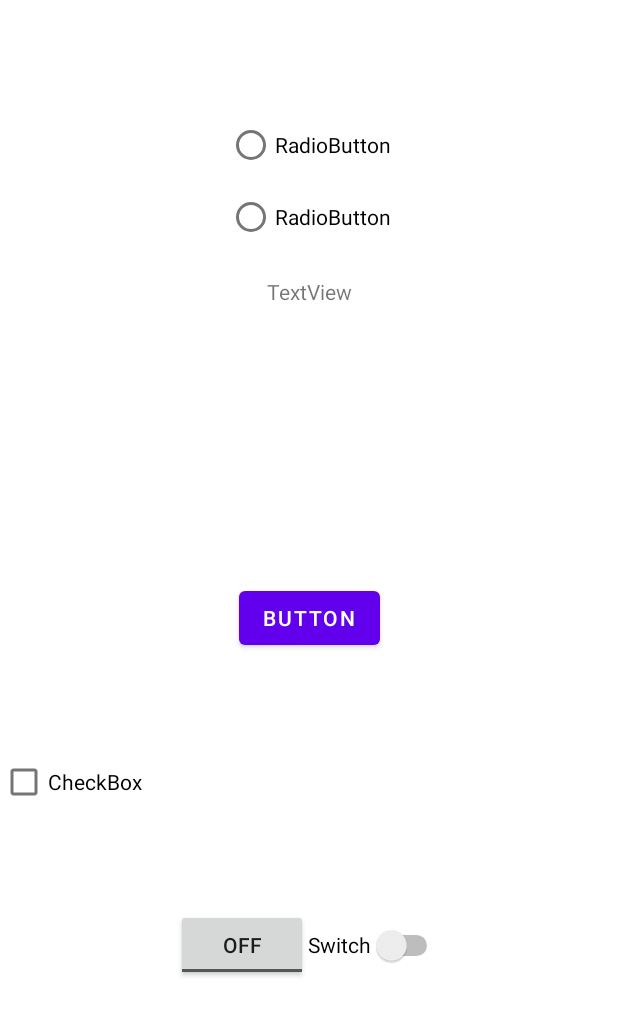
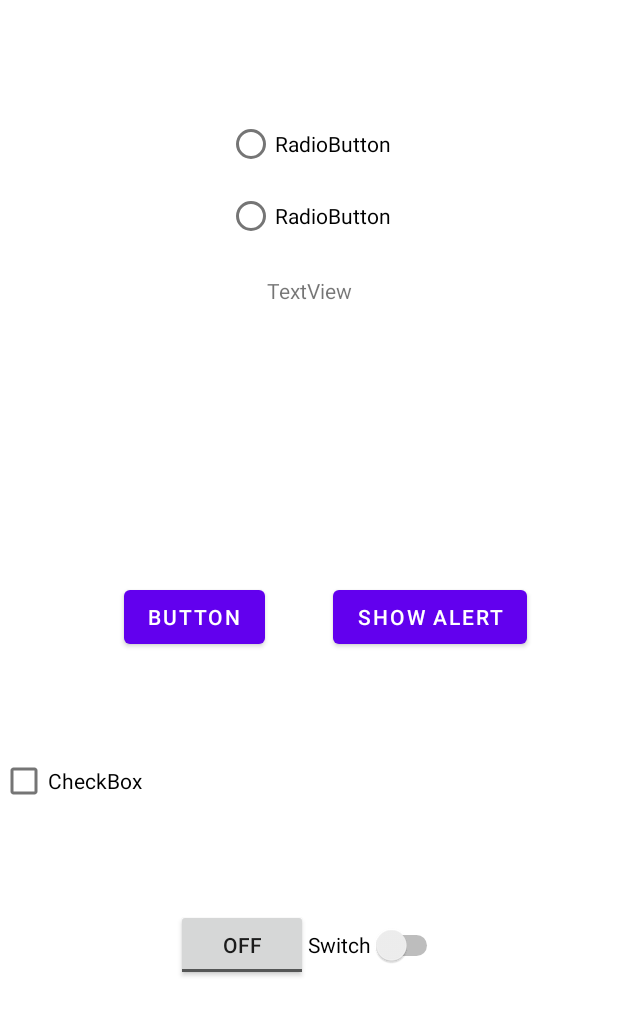
Before and after one commit to ezgifistikcioglu/KotlinUserInteractions, an Android app: the layout screen1.xml on its own in the app's theme, with its tools: preview values and no code run, on a phone screen of 412 x 824 dp. Shown: the top 1016 px of the screen. Run offline under Robolectric (Android 15) with nearby library versions, the phone set to English and light mode, and no system bars.

Commit message:
AlertDialog Using.

```diff
--- a/app/src/main/res/layout/screen1.xml
+++ b/app/src/main/res/layout/screen1.xml
@@ -14,8 +14,23 @@
         android:text="Button"
         app:layout_constraintBottom_toBottomOf="parent"
         app:layout_constraintEnd_toEndOf="parent"
+        app:layout_constraintHorizontal_bias="0.261"
         app:layout_constraintStart_toStartOf="parent"
-        app:layout_constraintTop_toTopOf="parent" />
+        app:layout_constraintTop_toTopOf="parent"
+        app:layout_constraintVertical_bias="0.499" />
+
+    <Button
+        android:id="@+id/alert_button"
+        android:layout_width="wrap_content"
+        android:layout_height="wrap_content"
+        android:onClick="alertShow"
+        android:text="Show Alert"
+        app:layout_constraintBottom_toBottomOf="parent"
+        app:layout_constraintEnd_toEndOf="parent"
+        app:layout_constraintHorizontal_bias="0.785"
+        app:layout_constraintStart_toStartOf="parent"
+        app:layout_constraintTop_toTopOf="parent"
+        app:layout_constraintVertical_bias="0.499" />
 
     <TextView
         android:id="@+id/textViewText"
```
Also changed, not shown: app/src/main/java/com/ezgieren/kotlinuserinteractions/MainActivity2.kt (+17 -0 lines).
